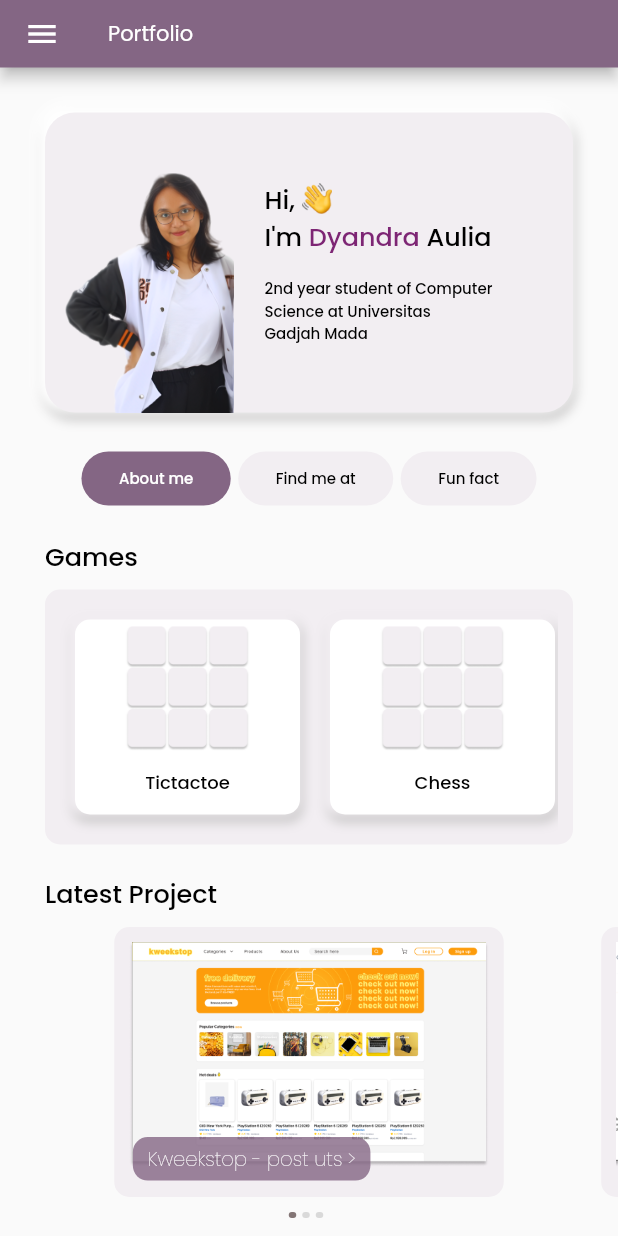
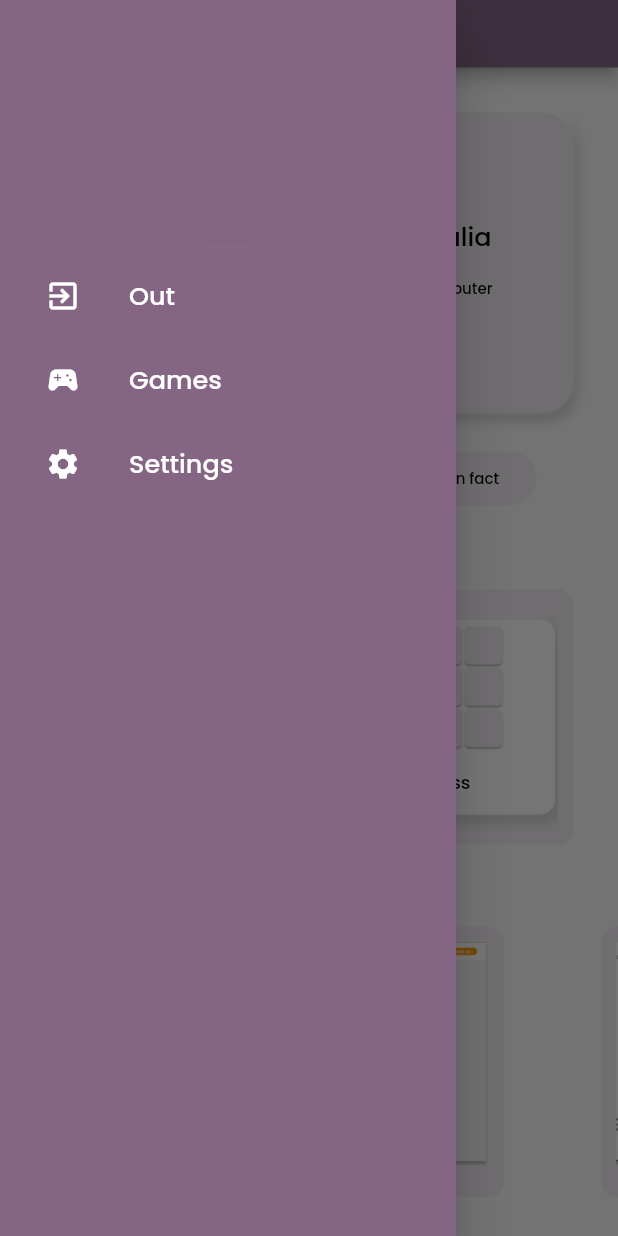
Before and after one commit to dyandraaulia/dyandra-portfolio, a Flutter app: the screen it shows after launch, with the side drawer open (before the commit the screen has no drawer), on a phone screen of 412 x 824 dp. Run offline on Flutter 3.47's test engine with Material 2 defaults, Android fonts, the phone set to English and light mode, and no system bars; drawn by our look-alikes of carousel_slider; our stand-ins replace google_fonts.

Commit message:
adding drawer and rename some files

```diff
--- a/lib/components/games/games.dart
+++ b/lib/components/games/games.dart
@@ -1,5 +1,5 @@
 import 'package:flutter/material.dart';
-import 'package:portfolio/components/games/gamesCard.dart';
+import 'package:portfolio/components/games/games_card.dart';
 import 'package:portfolio/theme.dart';
 
 class Games extends StatelessWidget {
--- a/lib/components/latest_project/latestProject.dart
+++ b/lib/components/latest_project/latest_project.dart
@@ -1,6 +1,7 @@
 import 'package:carousel_slider/carousel_slider.dart';
 import 'package:flutter/material.dart';
-import 'package:portfolio/components/latest_project/bannerProject.dart';
+import 'package:portfolio/components/latest_project/banner_project.dart';
+import 'package:portfolio/data.dart';
 
 class LatestProject extends StatefulWidget {
   const LatestProject({super.key});
@@ -26,25 +27,6 @@ class _LatestProjectState extends State<LatestProject> {
         ),
       );
     }
-
-    List ProjectData = [
-      {
-        'title': 'Kweekstop - post uts',
-        'description':
-            'Website ini merupakan website e-commerce hasil project tugas mata kuliah WIRPL selama setengah semester. \nskills: mysql, next.js',
-        'image': 'assets/projects/kweekstop.png',
-      },
-      {
-        'title': 'Kweekstop - pra uts',
-        'description': 'Description 2',
-        'image': 'assets/projects/kweekstop2.png',
-      },
-      {
-        'title': 'Rejoin',
-        'description': 'Description 3',
-        'image': 'assets/projects/rejoin.png',
-      },
-    ];
 
     return Column(
       children: [
--- a/lib/components/main_card/findMeCard.dart
+++ b/lib/components/main_card/find_me_card.dart
@@ -107,6 +107,7 @@ class FindMeCard extends StatelessWidget {
                 Text(
                   link,
                   style: subHeadingStyle,
+                  overflow: TextOverflow.ellipsis,
                 ),
               ],
             ),
--- a/lib/components/navigation_drawer.dart
+++ b/lib/components/navigation_drawer.dart
@@ -0,0 +1,73 @@
+import 'package:flutter/material.dart';
+import 'package:portfolio/theme.dart';
+
+class NavDrawer extends StatelessWidget {
+  const NavDrawer({super.key});
+
+  @override
+  Widget build(BuildContext context) {
+    return SingleChildScrollView(
+      child: Column(
+        mainAxisAlignment: MainAxisAlignment.center,
+        children: [
+          DrawerHeader(
+            decoration: BoxDecoration(
+              color: primaryColor,
+            ),
+            child: SizedBox(
+              height: MediaQuery.of(context).size.height * 0.4,
+            ),
+          ),
+          ListTile(
+            contentPadding: EdgeInsets.symmetric(horizontal: 30),
+            leading: Icon(Icons.exit_to_app, color: Colors.white),
+            title: Text(
+              'Out',
+              style: headingStyle.copyWith(
+                color: Colors.white,
+              ),
+            ),
+            onTap: () {
+              // Update the state of the app.
+              // ...
+            },
+          ),
+          ListTile(
+            contentPadding: EdgeInsets.symmetric(horizontal: 30),
+            leading: Icon(
+              Icons.sports_esports,
+              color: Colors.white,
+            ),
+            title: Text(
+              'Games',
+              style: headingStyle.copyWith(
+                color: Colors.white,
+              ),
+            ),
+            onTap: () {
+              // Update the state of the app.
+              // ...
+            },
+          ),
+          ListTile(
+            contentPadding: EdgeInsets.symmetric(horizontal: 30),
+            leading: Icon(
+              Icons.settings,
+              color: Colors.white,
+            ),
+            title: Text(
+              'Settings',
+              style: headingStyle.copyWith(
+                color: Colors.white,
+              ),
+            ),
+            onTap: () {
+              // Update the state of the app.
+              // ...
+            },
+          ),
+        ],
+      ),
+    );
+  }
+}
--- a/lib/main.dart
+++ b/lib/main.dart
@@ -1,6 +1,6 @@
 import 'package:flutter/material.dart';
 import 'package:google_fonts/google_fonts.dart';
-import 'package:portfolio/pages/homePage.dart';
+import 'package:portfolio/pages/homepage.dart';
 import 'package:portfolio/theme.dart';
 
 void main() {
--- a/lib/pages/homePage.dart
+++ b/lib/pages/homePage.dart
@@ -3,13 +3,14 @@ import 'package:portfolio/components/contact/contact.dart';
 import 'package:portfolio/components/educations/educations.dart';
 import 'package:portfolio/components/experiences/experiences.dart';
 import 'package:portfolio/components/games/games.dart';
-import 'package:portfolio/components/latest_project/latestProject.dart';
-import 'package:portfolio/components/main_card/findMeCard.dart';
-import 'package:portfolio/components/main_card/funFactCard.dart';
-import 'package:portfolio/components/main_card/introCard.dart';
-import 'package:portfolio/components/tech_stack/techStack.dart';
+import 'package:portfolio/components/latest_project/latest_project.dart';
+import 'package:portfolio/components/main_card/find_me_card.dart';
+import 'package:portfolio/components/main_card/funfact_card.dart';
+import 'package:portfolio/components/main_card/intro_card.dart';
+import 'package:portfolio/components/tech_stack/tech_stack.dart';
 import 'package:portfolio/theme.dart';
 import 'package:portfolio/components/button1.dart';
+import 'package:portfolio/components/navigation_drawer.dart';
 
 class HomePage extends StatefulWidget {
   const HomePage({super.key});
@@ -21,6 +22,7 @@ class HomePage extends StatefulWidget {
 class _HomePageState extends State<HomePage> {
   int card = 1;
   List<bool> clicked = [true, false, false];
+
   @override
   Widget build(BuildContext context) {
     return Scaffold(
@@ -30,14 +32,18 @@ class _HomePageState extends State<HomePage> {
           style: titleStyle,
         ),
         // actions tuh kek leading tp sebelah kanan
-        leading: IconButton(
-          onPressed: () {},
-          icon: const Icon(
-            Icons.menu,
-          ),
-        ),
+        // leading: IconButton(
+        //   onPressed: () {},
+        //   icon: const Icon(
+        //     Icons.menu,
+        //   ),
+        // ),
         toolbarHeight: 45,
         backgroundColor: primaryColor,
+      ),
+      drawer: Drawer(
+        backgroundColor: primaryColor,
+        child: NavDrawer(),
       ),
       body: ListView(
         children: [
```
Also changed, not shown: lib/components/educations/educations.dart (+1 -24 lines), lib/components/experiences/experiences.dart (+1 -32 lines), lib/components/tech_stack/tech_stack.dart (renamed from lib/components/tech_stack/techStack.dart, +2 -40 lines), lib/data.dart (added, +113 -0 lines), lib/components/games/games_card.dart (renamed from lib/components/games/gamesCard.dart), lib/components/latest_project/banner_project.dart (renamed from lib/components/latest_project/bannerProject.dart), lib/components/main_card/funfact_card.dart (renamed from lib/components/main_card/funFactCard.dart), lib/components/main_card/intro_card.dart (renamed from lib/components/main_card/introCard.dart), lib/components/tech_stack/techstack_listview.dart (renamed from lib/components/tech_stack/techStackListView.dart), lib/pages/project_details.dart (added).
